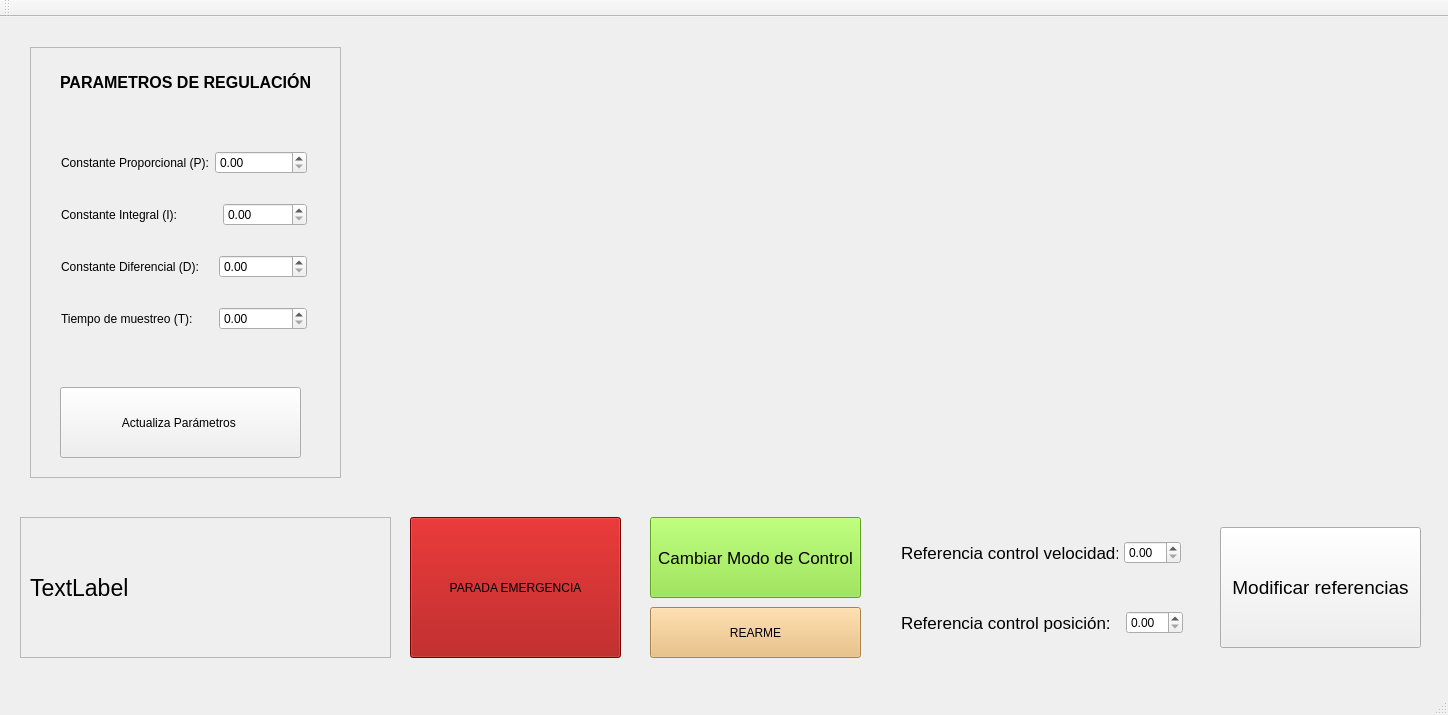
This is mainwindow.ui in luisjogl/DC-motor-regulator as Qt 5 draws it before an edit. The edited form follows.
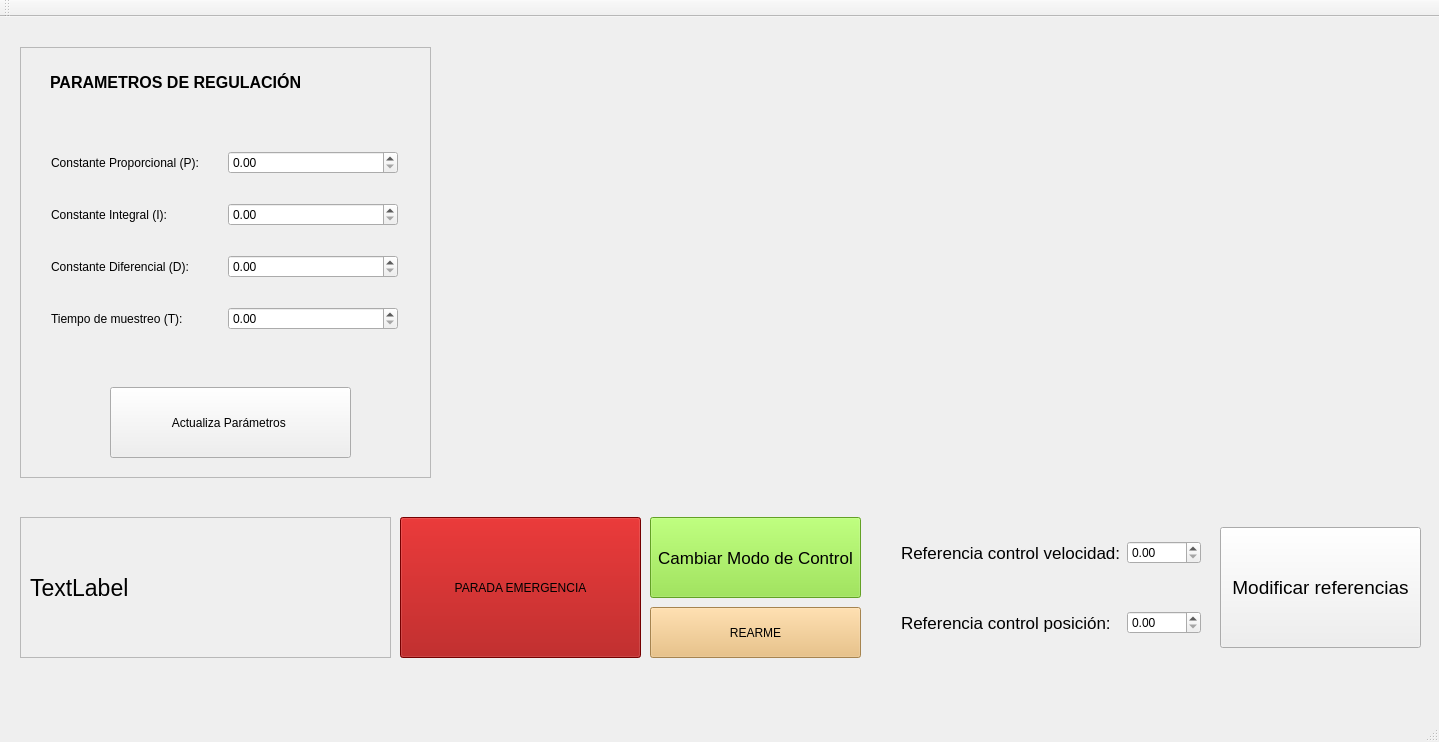
This is the edited form. Custom widgets are drawn as their Qt base class.

Patch:
```diff
--- a/mainwindow.ui
+++ b/mainwindow.ui
@@ -6,8 +6,8 @@
    <rect>
     <x>0</x>
     <y>0</y>
-    <width>1448</width>
-    <height>715</height>
+    <width>1439</width>
+    <height>742</height>
    </rect>
   </property>
   <property name="windowTitle">
@@ -17,10 +17,10 @@
    <widget class="QCustomPlot" name="customPlot" native="true">
     <property name="geometry">
      <rect>
-      <x>360</x>
+      <x>470</x>
       <y>30</y>
-      <width>1061</width>
-      <height>421</height>
+      <width>951</width>
+      <height>441</height>
      </rect>
     </property>
    </widget>
@@ -480,7 +480,7 @@
      <rect>
       <x>890</x>
       <y>510</y>
-      <width>302</width>
+      <width>322</width>
       <height>51</height>
      </rect>
     </property>
@@ -933,9 +933,9 @@
    <widget class="QPushButton" name="botonParadaEmergencia">
     <property name="geometry">
      <rect>
-      <x>410</x>
+      <x>400</x>
       <y>500</y>
-      <width>211</width>
+      <width>241</width>
       <height>141</height>
      </rect>
     </property>
@@ -1363,7 +1363,7 @@
      <rect>
       <x>890</x>
       <y>580</y>
-      <width>304</width>
+      <width>322</width>
       <height>51</height>
      </rect>
     </property>
@@ -1422,9 +1422,9 @@
    <widget class="QFrame" name="frame_2">
     <property name="geometry">
      <rect>
-      <x>30</x>
+      <x>20</x>
       <y>30</y>
-      <width>311</width>
+      <width>411</width>
       <height>431</height>
      </rect>
     </property>
@@ -1437,7 +1437,7 @@
     <widget class="QPushButton" name="botonActualizaParams">
      <property name="geometry">
       <rect>
-       <x>30</x>
+       <x>90</x>
        <y>340</y>
        <width>241</width>
        <height>71</height>
@@ -1472,7 +1472,7 @@
       <rect>
        <x>20</x>
        <y>70</y>
-       <width>268</width>
+       <width>369</width>
        <height>251</height>
       </rect>
      </property>
```
Left out of the diff: 4 changed lines with no effect on the pictures.
